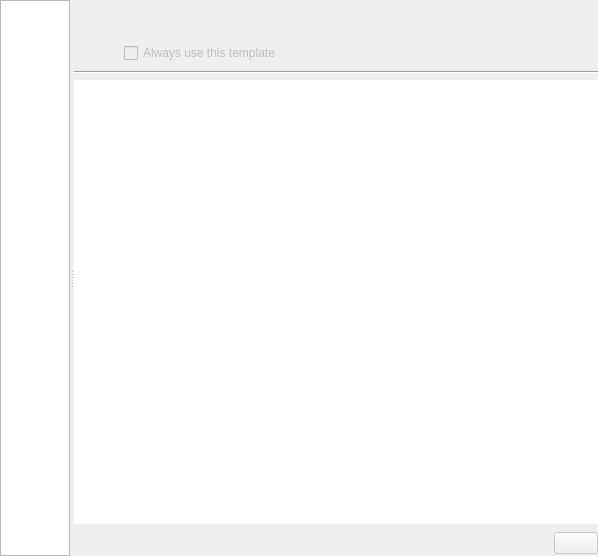
First picture: the form in libs/ui/forms/KisDetailsPaneBase.ui, repository KDE/krita, before the edit.
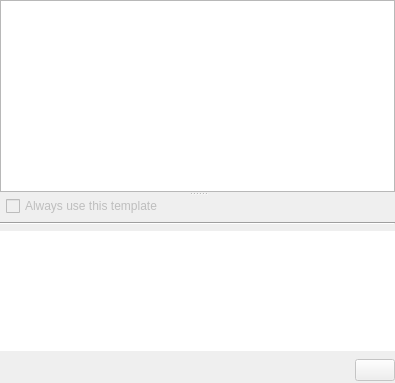
Second picture: the form after the edit.

Patch:
```diff
--- a/libs/ui/forms/KisDetailsPaneBase.ui
+++ b/libs/ui/forms/KisDetailsPaneBase.ui
@@ -6,8 +6,8 @@
    <rect>
     <x>0</x>
     <y>0</y>
-    <width>598</width>
-    <height>556</height>
+    <width>395</width>
+    <height>383</height>
    </rect>
   </property>
   <property name="windowTitle">
@@ -20,11 +20,11 @@
    <item row="0" column="0" colspan="2">
     <widget class="QSplitter" name="m_splitter">
      <property name="orientation">
-      <enum>Qt::Horizontal</enum>
+      <enum>Qt::Vertical</enum>
      </property>
      <widget class="QTreeView" name="m_documentList">
       <property name="sizePolicy">
-       <sizepolicy hsizetype="Expanding" vsizetype="Expanding">
+       <sizepolicy hsizetype="Minimum" vsizetype="MinimumExpanding">
         <horstretch>1</horstretch>
         <verstretch>0</verstretch>
        </sizepolicy>
@@ -38,38 +38,7 @@
      </widget>
      <widget class="QWidget" name="layoutWidget">
       <layout class="QGridLayout">
-       <item row="0" column="0" colspan="3">
-        <widget class="QLabel" name="m_previewLabel">
-         <property name="text">
-          <string/>
-         </property>
-         <property name="alignment">
-          <set>Qt::AlignCenter</set>
-         </property>
-        </widget>
-       </item>
-       <item row="1" column="0" colspan="3">
-        <widget class="QLabel" name="m_titleLabel">
-         <property name="font">
-          <font>
-           <family>Sans Serif</family>
-           <pointsize>9</pointsize>
-           <weight>75</weight>
-           <italic>false</italic>
-           <bold>true</bold>
-           <underline>false</underline>
-           <strikeout>false</strikeout>
-          </font>
-         </property>
-         <property name="text">
-          <string/>
-         </property>
-         <property name="alignment">
-          <set>Qt::AlignCenter</set>
-         </property>
-        </widget>
-       </item>
-       <item row="2" column="0">
+       <item row="0" column="2">
         <spacer>
          <property name="orientation">
           <enum>Qt::Horizontal</enum>
@@ -79,62 +48,13 @@
          </property>
          <property name="sizeHint" stdset="0">
           <size>
-           <width>81</width>
-           <height>23</height>
+           <width>10</width>
+           <height>10</height>
           </size>
          </property>
         </spacer>
        </item>
-       <item row="2" column="1">
-        <widget class="QCheckBox" name="m_alwaysUseCheckBox">
-         <property name="enabled">
-          <bool>false</bool>
-         </property>
-         <property name="toolTip">
-          <string>Always use this template at application start up</string>
-         </property>
-         <property name="text">
-          <string>Always use this template</string>
-         </property>
-        </widget>
-       </item>
-       <item row="2" column="2">
-        <spacer>
-         <property name="orientation">
-          <enum>Qt::Horizontal</enum>
-         </property>
-         <property name="sizeType">
-          <enum>QSizePolicy::Expanding</enum>
-         </property>
-         <property name="sizeHint" stdset="0">
-          <size>
-           <width>81</width>
-           <height>23</height>
-          </size>
-         </property>
-        </spacer>
-       </item>
-       <item row="4" column="0" colspan="3">
-        <widget class="Line" name="line1">
-         <property name="frameShape">
-          <enum>QFrame::HLine</enum>
-         </property>
-         <property name="frameShadow">
-          <enum>QFrame::Sunken</enum>
-         </property>
-         <property name="orientation">
-          <enum>Qt::Horizontal</enum>
-         </property>
-        </widget>
-       </item>
-       <item row="5" column="0" colspan="3">
-        <widget class="QTextBrowser" name="m_detailsLabel">
-         <property name="frameShape">
-          <enum>QFrame::NoFrame</enum>
-         </property>
-        </widget>
-       </item>
-       <item row="6" column="1">
+       <item row="4" column="1">
         <spacer>
          <property name="orientation">
           <enum>Qt::Horizontal</enum>
@@ -150,7 +70,20 @@
          </property>
         </spacer>
        </item>
-       <item row="6" column="2">
+       <item row="3" column="0" colspan="3">
+        <widget class="QTextBrowser" name="m_detailsLabel">
+         <property name="sizePolicy">
+          <sizepolicy hsizetype="Preferred" vsizetype="Preferred">
+           <horstretch>0</horstretch>
+           <verstretch>0</verstretch>
+          </sizepolicy>
+         </property>
+         <property name="frameShape">
+          <enum>QFrame::NoFrame</enum>
+         </property>
+        </widget>
+       </item>
+       <item row="4" column="2">
         <widget class="QPushButton" name="m_openButton">
          <property name="enabled">
           <bool>false</bool>
@@ -166,6 +99,54 @@
          </property>
         </widget>
        </item>
+       <item row="0" column="0">
+        <spacer>
+         <property name="orientation">
+          <enum>Qt::Horizontal</enum>
+         </property>
+         <property name="sizeType">
+          <enum>QSizePolicy::Expanding</enum>
+         </property>
+         <property name="sizeHint" stdset="0">
+          <size>
+           <width>10</width>
+           <height>10</height>
+          </size>
+         </property>
+        </spacer>
+       </item>
+       <item row="2" column="0" colspan="3">
+        <widget class="Line" name="line1">
+         <property name="frameShape">
+          <enum>QFrame::HLine</enum>
+         </property>
+         <property name="frameShadow">
+          <enum>QFrame::Sunken</enum>
+         </property>
+         <property name="orientation">
+          <enum>Qt::Horizontal</enum>
+         </property>
+        </widget>
+       </item>
+       <item row="0" column="1">
+        <widget class="QCheckBox" name="m_alwaysUseCheckBox">
+         <property name="enabled">
+          <bool>false</bool>
+         </property>
+         <property name="sizePolicy">
+          <sizepolicy hsizetype="Preferred" vsizetype="Fixed">
+           <horstretch>0</horstretch>
+           <verstretch>0</verstretch>
+          </sizepolicy>
+         </property>
+         <property name="toolTip">
+          <string>Always use this template at application start up</string>
+         </property>
+         <property name="text">
+          <string>Always use this template</string>
+         </property>
+        </widget>
+       </item>
       </layout>
      </widget>
     </widget>
```
Left out of the diff: 11 changed lines with no effect on the pictures.
